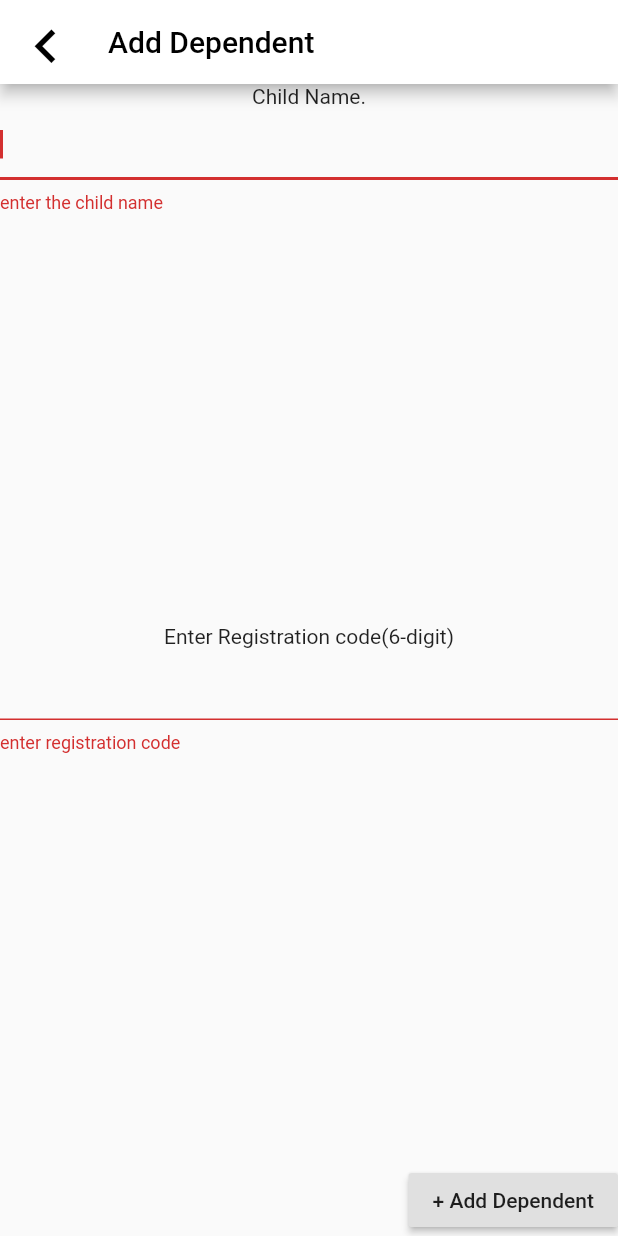
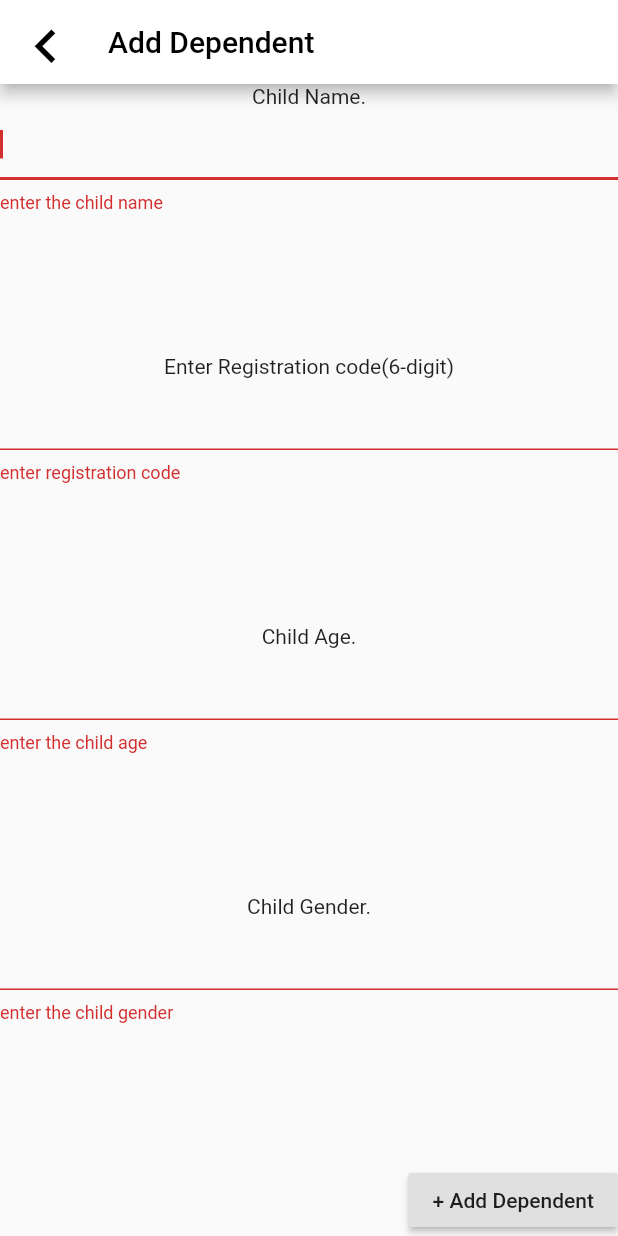
Before and after one commit to Nadika18/Autism_Mobile_App, a Flutter app: the DependentForm screen opened directly, after a tap on "+ Add Dependent", on a phone screen of 412 x 824 dp. Run offline on Flutter 3.47's test engine with Material 2 defaults, Android fonts, the phone set to English and light mode, and no system bars; our stand-ins replace cloud_firestore, firebase_auth, firebase_core, flutter_tts, font_awesome_flutter, google_sign_in and 3 more; missing offline and left inert: quiz_view; accounts and stored records are empty.

Commit message:
child: child login works plus added something more

```diff
--- a/lib/main.dart
+++ b/lib/main.dart
@@ -20,9 +20,6 @@ class MyApp extends StatelessWidget {
           Provider<AuthService>(
             create: (_) => AuthService(),
           ),
-          Provider<ChildDataBaseService>(
-            create: (_) => ChildDataBaseService(),
-          )
         ],
         child: AuthWidgetBuilder(
             builder: (context, userSnapshot) => MaterialApp(
--- a/lib/parent/forms.dart
+++ b/lib/parent/forms.dart
@@ -1,4 +1,5 @@
 import 'package:easytalk/services/firebase/databaseservice.dart';
+import 'package:easytalk/services/models/child.dart';
 import "package:flutter/material.dart";
 import 'package:easytalk/services/models/tasks.dart';
 import 'package:provider/provider.dart';
@@ -267,6 +268,8 @@ class _DependentFormState extends State<DependentForm> {
   final _formKey = GlobalKey<FormState>();
   final GlobalKey<ScaffoldState> _scaffoldKey = new GlobalKey<ScaffoldState>();
   TextEditingController _nameController = TextEditingController();
+  TextEditingController _genderController = TextEditingController();
+  TextEditingController _ageController = TextEditingController();
   TextEditingController _regcodeController = TextEditingController();
   TextEditingController _passcodeController = TextEditingController();
   String uid;
@@ -314,9 +317,14 @@ class _DependentFormState extends State<DependentForm> {
                     var exists = await dbase
                         .checkDependentExists(_regcodeController.text);
                     if (!exists) {
+                      var child = Child(
+                        name: _nameController.text,
+                        age: int.parse(_ageController.text),
+                        gender: _genderController.text,
+                        regCode: _regcodeController.text,
+                        photourl: null);
                       dbase
-                          .addDependent(
-                              _nameController.text, _regcodeController.text)
+                          .addDependent(child)
                           .then((_) => _scaffoldKey.currentState
                               .showSnackBar(snackBarSuccess))
                           .catchError((e) => print(e));
@@ -353,6 +361,40 @@ class _DependentFormState extends State<DependentForm> {
     ]));
   }
 
+  Widget _buildInputGender() {
+    return Container(
+        child: Column(children: [
+      Text("Child Gender."),
+      TextFormField(
+        controller: _genderController,
+        textInputAction: TextInputAction.next,
+        validator: (value) {
+          if (value.isEmpty) {
+            return "enter the child gender";
+          }
+          return null;
+        },
+      ),
+    ]));
+  }
+
+  Widget _buildInputAge() {
+    return Container(
+        child: Column(children: [
+      Text("Child Age."),
+      TextFormField(
+        controller: _ageController,
+        keyboardType: TextInputType.number,
+        textInputAction: TextInputAction.next,
+        validator: (value) {
+          if (value.isEmpty) {
+            return "enter the child age";
+          }
+          return null;
+        },
+      ),
+    ]));
+  }
   Widget _buildInputRegCode() {
     return Container(
         child: Column(children: [
@@ -402,7 +444,7 @@ class _DependentFormState extends State<DependentForm> {
       key: _formKey,
       child: Column(
         mainAxisAlignment: MainAxisAlignment.spaceBetween,
-        children: [_buildInputName(), _buildInputRegCode(), _submitForm()],
+        children: [_buildInputName(), _buildInputRegCode(),_buildInputAge(),_buildInputGender(), _submitForm()],
       ),
     );
   }
--- a/lib/services/firebase/databaseservice.dart
+++ b/lib/services/firebase/databaseservice.dart
@@ -2,6 +2,7 @@ import 'package:cloud_firestore/cloud_firestore.dart';
 import 'package:easytalk/services/models/child.dart';
 import 'package:easytalk/services/models/tasks.dart';
 import 'package:firebase_auth/firebase_auth.dart';
+import 'package:flutter/cupertino.dart';
 
 class ParentDataBaseService {
   var user = FirebaseAuth.instance.currentUser;
@@ -49,12 +50,11 @@ class ParentDataBaseService {
     return childref.set(task.toJson());
   }
 
-  Future<void> addDependent(String name, String regCode) async {
-    var ref = _firestore.collection("children").doc(regCode);
+  Future<void> addDependent(Child child) async {
+    var ref = _firestore.collection("children").doc(child.regCode);
     Map<String, dynamic> data = { "parentuid" : user.uid};
-    Map<String, dynamic> child = { "name" : name, "regCode": regCode};
-    data.addAll(child);
-    var check = await checkDependentExists(regCode);
+    data.addAll(child.toJSON());
+    var check = await checkDependentExists(child.regCode);
     if (!check) {
       return ref.set(data);
     }
@@ -64,6 +64,7 @@ class ParentDataBaseService {
 
 class ChildDataBaseService {
   String regCode;
+  ChildDataBaseService({@required this.regCode});
   final FirebaseFirestore _firestore = FirebaseFirestore.instance;
   Future<List<Task>> getTaskData(String regCode){
   }
--- a/lib/services/models/child.dart
+++ b/lib/services/models/child.dart
@@ -2,13 +2,14 @@ import 'package:cloud_firestore/cloud_firestore.dart';
 import 'package:easytalk/services/models/tasks.dart';
 
 class Child {
-  String uid;
   String name;
   String photourl;
   String regCode;
+  int age;
+  String gender;
   List<Task> tasks = List<Task>();
+  Child({this.name,this.photourl,this.regCode,this.age,this.gender});
 
-  Child(String uid) : this.uid = uid;
   Child.fromSnapshot(DocumentSnapshot snapshot) {
     _fromJson(snapshot.data());
   }
@@ -18,16 +19,24 @@ class Child {
   }
 
   _fromJson(Map<String, dynamic> json) {
-    uid = json["uid"];
     photourl = json["photourl"];
     name = json["name"];
     regCode = json["regCode"];
-    List<dynamic> _tasks = json["tasks"];
-    for (var task in _tasks) {
-      tasks.add(Task.fromJson(task));
-    }
+    gender = json["gender"];
+    age = json["age"];
+    print("Name:" +name);
+    print("regCode:"+ regCode);
   }
 
+  toJSON() {
+    return {
+    "photourl": photourl,
+    "name": name,
+    "regCode":regCode,
+    "gender":gender,
+    "age":age,
+    };
+  }
   int getNoOfTask() => tasks.length;
 
   void completedTask(DateTime dtime) {
@@ -51,4 +60,5 @@ class Child {
   void addTaskFromJson(Map<String, dynamic> json) {
     tasks.add(Task.fromJson(json));
   }
+
 }
--- a/lib/services/models/tasks.dart
+++ b/lib/services/models/tasks.dart
@@ -35,8 +35,8 @@ class Task {
     description = json["description"];
     name = json["name"];
     photourl = json["photourl"];
-    var timestamp = json["datetime"];
-    datetime = DateTime.parse(timestamp.toDate().toString());
+    Timestamp timestamp = json["datetime"];
+    datetime = timestamp.toDate();
     print(name);
     completed = json["completed"];
   }
```
Also changed, not shown: lib/child/childHomepage.dart (+20 -25 lines), lib/child/childTaskView.dart (+0 -13 lines), lib/loginscreen.dart (+80 -14 lines), lib/services/firebase/authservice.dart (+9 -9 lines), assets/defaultprofile.jpg (added), lib/child/signincheck.dart (added), lib/parent/profileview.dart (added).
